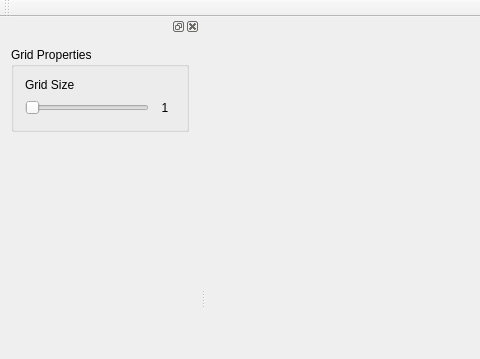
This is NetworkCreator/mainwindow.ui in lnikon/NetworkCreator as Qt 5 draws it before an edit; both pictures show x 0 to 480 and y 0 to 359 of the 800 by 600 pixel window. The edited form follows.
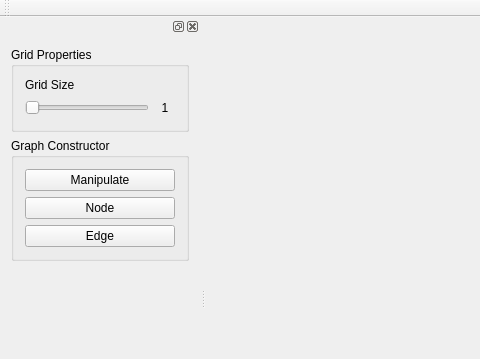
This is the edited form.

Commit message: added scene state support button. they doesn't want to work... :)

The edit to the form file:
```diff
--- a/NetworkCreator/mainwindow.ui
+++ b/NetworkCreator/mainwindow.ui
@@ -43,14 +43,14 @@
    <property name="minimumSize">
     <size>
      <width>200</width>
-     <height>201</height>
+     <height>302</height>
     </size>
    </property>
    <attribute name="dockWidgetArea">
     <number>1</number>
    </attribute>
    <widget class="QWidget" name="dockWidgetContents_2">
-    <layout class="QVBoxLayout" name="verticalLayout_2">
+    <layout class="QVBoxLayout" name="verticalLayout_3">
      <item>
       <widget class="QGroupBox" name="gridPropertiesGroupBox">
        <property name="title">
@@ -100,6 +100,39 @@
        </layout>
       </widget>
      </item>
+     <item>
+      <widget class="QGroupBox" name="graphConstructorGroupBox">
+       <property name="title">
+        <string>Graph Constructor</string>
+       </property>
+       <layout class="QVBoxLayout" name="verticalLayout_2">
+        <item>
+         <widget class="QPushButton" name="manipulatePushButton">
+          <property name="focusPolicy">
+           <enum>Qt::StrongFocus</enum>
+          </property>
+          <property name="text">
+           <string>Manipulate</string>
+          </property>
+         </widget>
+        </item>
+        <item>
+         <widget class="QPushButton" name="nodePushButton">
+          <property name="text">
+           <string>Node</string>
+          </property>
+         </widget>
+        </item>
+        <item>
+         <widget class="QPushButton" name="edgePushButton">
+          <property name="text">
+           <string>Edge</string>
+          </property>
+         </widget>
+        </item>
+       </layout>
+      </widget>
+     </item>
      <item>
       <spacer name="verticalSpacer">
        <property name="orientation">
```
Left out of the diff: 2 changed lines with no effect on the pictures. The commit also changes 13 other files.
